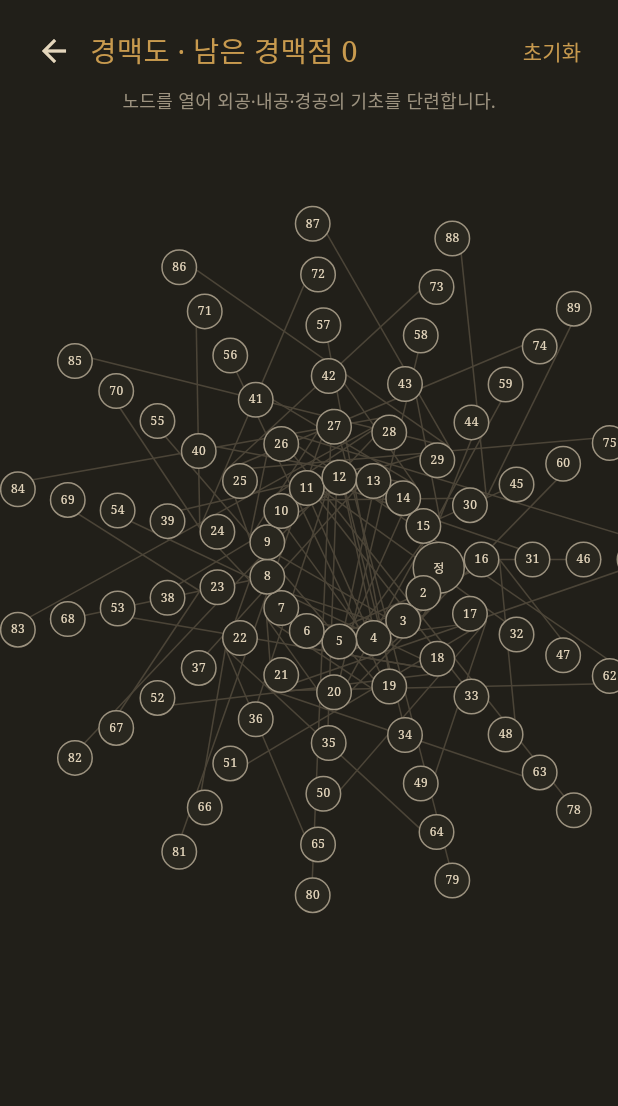
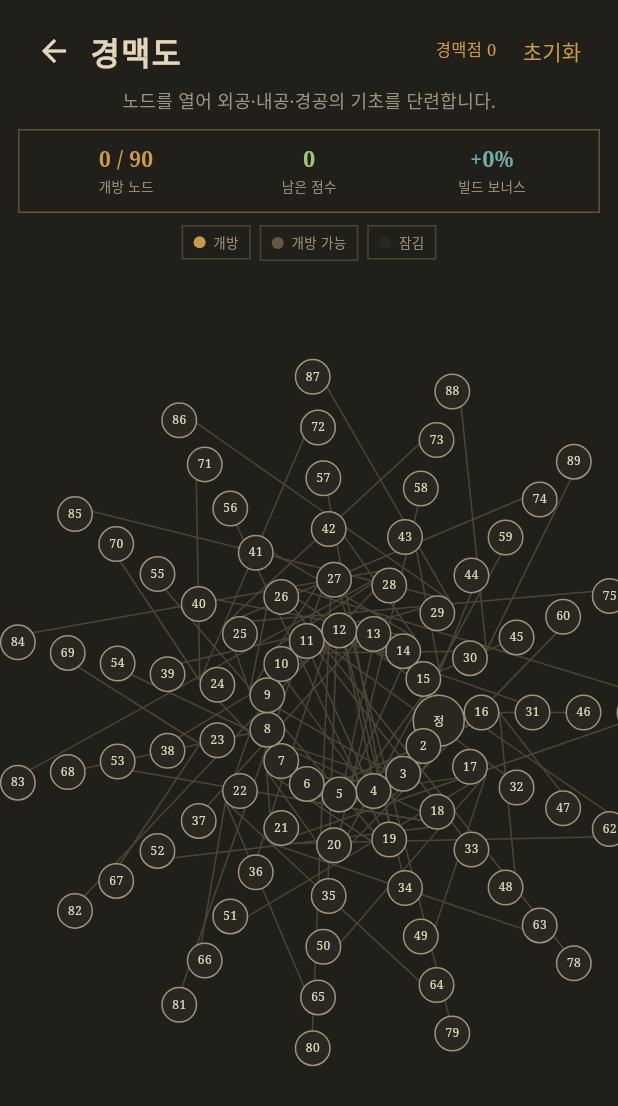
Before and after one commit to roycekim84/gangho-ilji, a Flutter app: the Meridian widget shown alone on an empty page, opened directly with empty values, on a phone screen of 412 x 824 dp. Shown: the top 1106 px of the screen. Run offline on Flutter 3.47's test engine with Material 3 defaults, Android fonts, the phone set to English and light mode, and no system bars; our stand-ins replace shared_preferences; accounts and stored records are empty.

Commit message:
feat: refine meridian progression screen

```diff
--- a/lib/main.dart
+++ b/lib/main.dart
@@ -1867,10 +1867,20 @@ class Meridian extends StatelessWidget {
               IconButton(onPressed: back, icon: const Icon(Icons.arrow_back)),
               Expanded(
                 child: Text(
-                  '경맥도 · 남은 경맥점 ' + game.nodePoints.toString(),
-                  style: const TextStyle(fontSize: 19, color: gold),
-                ),
-              ),
+                  '경맥도',
+                  style: const TextStyle(
+                    fontSize: 21,
+                    color: paper,
+                    fontWeight: FontWeight.bold,
+                    letterSpacing: 1,
+                  ),
+                ),
+              ),
+              Text(
+                '경맥점 ${game.nodePoints}',
+                style: const TextStyle(color: gold, fontSize: 11),
+              ),
+              const SizedBox(width: 5),
               TextButton(onPressed: game.resetNodes, child: const Text('초기화')),
             ],
           ),
@@ -1878,6 +1888,53 @@ class Meridian extends StatelessWidget {
         const Text(
           '노드를 열어 외공·내공·경공의 기초를 단련합니다.',
           style: TextStyle(color: soft, fontSize: 12),
+        ),
+        Padding(
+          padding: const EdgeInsets.fromLTRB(12, 10, 12, 4),
+          child: Container(
+            padding: const EdgeInsets.symmetric(horizontal: 10, vertical: 9),
+            decoration: BoxDecoration(
+              color: const Color(0xff211f1a),
+              border: Border.all(color: const Color(0xff635239)),
+            ),
+            child: Row(
+              children: [
+                Expanded(
+                  child: _MeridianStat(
+                    label: '개방 노드',
+                    value: '${game.nodes.length} / 90',
+                    color: gold,
+                  ),
+                ),
+                Expanded(
+                  child: _MeridianStat(
+                    label: '남은 점수',
+                    value: game.nodePoints.toString(),
+                    color: const Color(0xff9fc47d),
+                  ),
+                ),
+                Expanded(
+                  child: _MeridianStat(
+                    label: '빌드 보너스',
+                    value: '+${game.nodes.length * 2}%',
+                    color: const Color(0xff75aaa4),
+                  ),
+                ),
+              ],
+            ),
+          ),
+        ),
+        Padding(
+          padding: const EdgeInsets.symmetric(horizontal: 12, vertical: 4),
+          child: Wrap(
+            spacing: 6,
+            runSpacing: 5,
+            children: const [
+              _MeridianLegend(color: gold, label: '개방'),
+              _MeridianLegend(color: Color(0xff67563e), label: '개방 가능'),
+              _MeridianLegend(color: Color(0xff29271f), label: '잠김'),
+            ],
+          ),
         ),
         Expanded(
           child: InteractiveViewer(
@@ -1947,6 +2004,58 @@ class Meridian extends StatelessWidget {
   }
 }
 
+class _MeridianStat extends StatelessWidget {
+  const _MeridianStat({
+    required this.label,
+    required this.value,
+    required this.color,
+  });
+  final String label;
+  final String value;
+  final Color color;
+  @override
+  Widget build(BuildContext context) => Column(
+    children: [
+      Text(
+        value,
+        style: TextStyle(
+          color: color,
+          fontSize: 14,
+          fontWeight: FontWeight.bold,
+        ),
+      ),
+      const SizedBox(height: 2),
+      Text(label, style: const TextStyle(color: soft, fontSize: 9)),
+    ],
+  );
+}
+
+class _MeridianLegend extends StatelessWidget {
+  const _MeridianLegend({required this.color, required this.label});
+  final Color color;
+  final String label;
+  @override
+  Widget build(BuildContext context) => Container(
+    padding: const EdgeInsets.symmetric(horizontal: 7, vertical: 4),
+    decoration: BoxDecoration(
+      color: const Color(0xff211f1a),
+      border: Border.all(color: const Color(0xff4b4437)),
+    ),
+    child: Row(
+      mainAxisSize: MainAxisSize.min,
+      children: [
+        Container(
+          width: 8,
+          height: 8,
+          decoration: BoxDecoration(shape: BoxShape.circle, color: color),
+        ),
+        const SizedBox(width: 5),
+        Text(label, style: const TextStyle(color: soft, fontSize: 9)),
+      ],
+    ),
+  );
+}
+
 class MeridianLines extends CustomPainter {
   MeridianLines(this.opened);
   final Set<int> opened;
```
Also changed, not shown: 1 other file.
